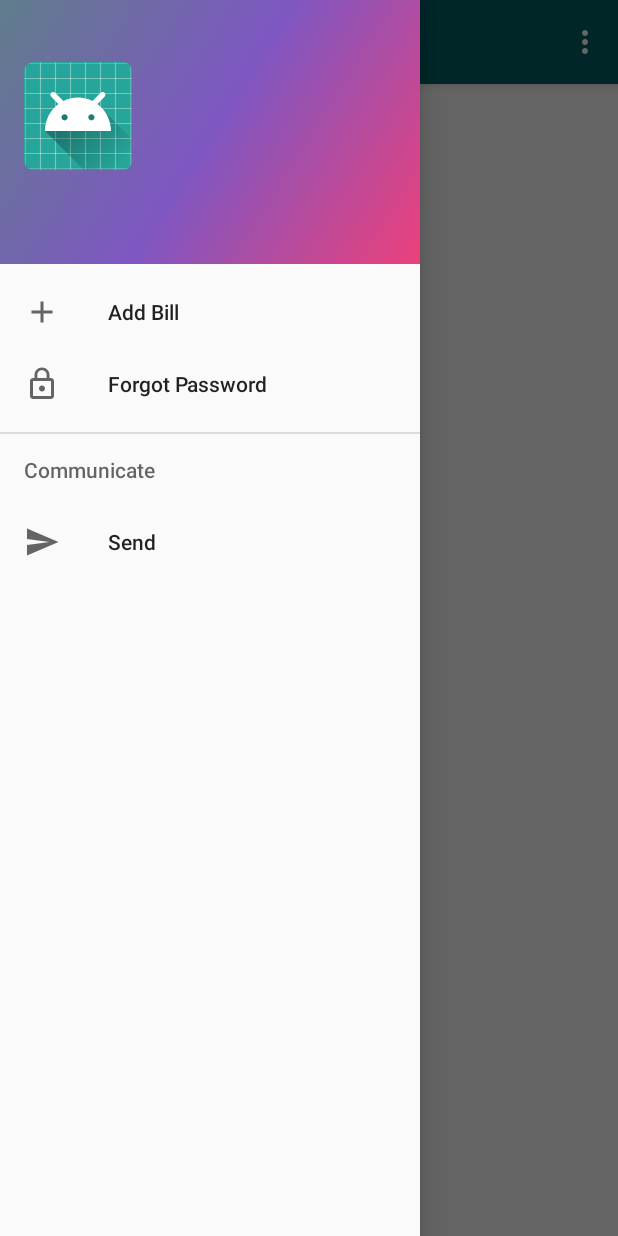
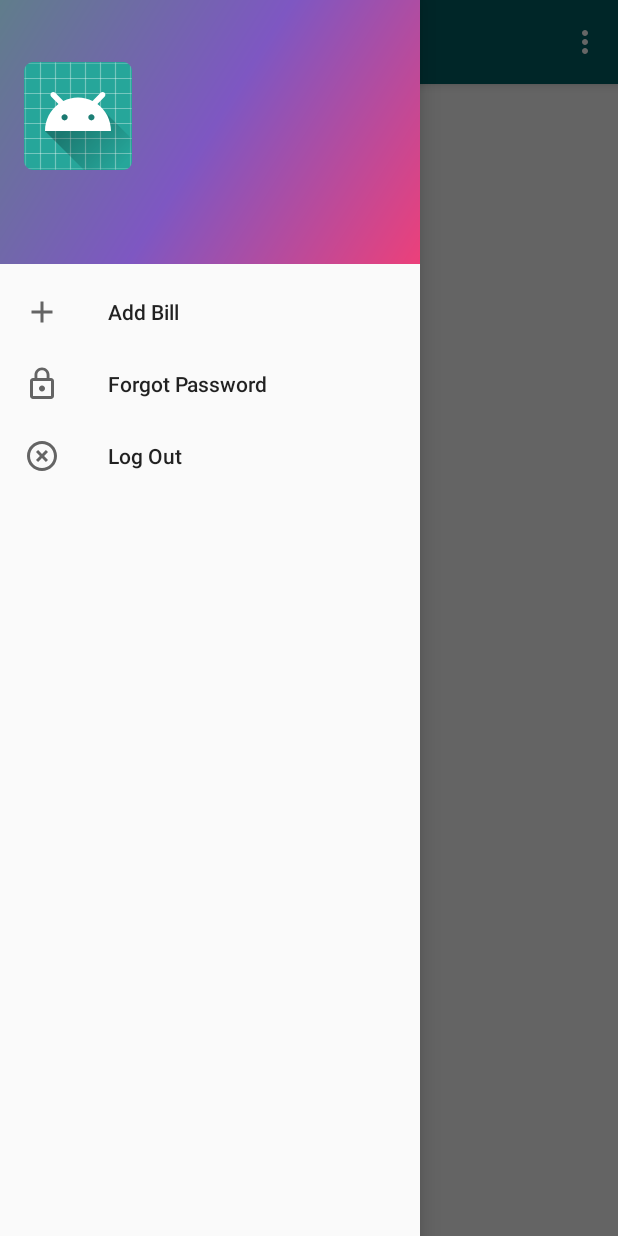
Before and after one commit to akshaykalola28/Online-Electricity-Billing-System, an Android app: the HomeActivity screen opened directly, with no data from a screen before it, with the side drawer open, on a phone screen of 412 x 824 dp. Run offline under Robolectric (Android 15) with nearby library versions, the phone set to English and light mode, and no system bars; 2 statements that could not run were skipped.

```diff
--- a/app/src/main/res/drawable-v21/ic_menu_send.xml
+++ /dev/null
@@ -1,9 +0,0 @@
-<vector xmlns:android="http://schemas.android.com/apk/res/android"
-    android:width="24dp"
-    android:height="24dp"
-    android:viewportWidth="24.0"
-    android:viewportHeight="24.0">
-    <path
-        android:fillColor="#FF000000"
-        android:pathData="M2.01,21L23,12 2.01,3 2,10l15,2 -15,2z" />
-</vector>
--- /dev/null
+++ b/app/src/main/res/drawable/ic_highlight_off_black_24dp.xml
@@ -0,0 +1,4 @@
+<?xml version="1.0" encoding="UTF-8" standalone="no"?>
+<vector xmlns:android="http://schemas.android.com/apk/res/android" android:height="24dp" android:viewportHeight="24.0" android:viewportWidth="24.0" android:width="24dp">
+    <path android:fillColor="#000000" android:pathData="M14.59,8L12,10.59 9.41,8 8,9.41 10.59,12 8,14.59 9.41,16 12,13.41 14.59,16 16,14.59 13.41,12 16,9.41 14.59,8zM12,2C6.47,2 2,6.47 2,12s4.47,10 10,10 10,-4.47 10,-10S17.53,2 12,2zM12,20c-4.41,0 -8,-3.59 -8,-8s3.59,-8 8,-8 8,3.59 8,8 -3.59,8 -8,8z"/>
+</vector>
--- a/app/src/main/res/menu/activity_home_drawer.xml
+++ b/app/src/main/res/menu/activity_home_drawer.xml
@@ -12,15 +12,20 @@
             android:id="@+id/nav_forgot_password"
             android:icon="@drawable/ic_lock_outline_black_24dp"
             android:title="Forgot Password" />
+
+        <item
+            android:id="@+id/nav_logout"
+            android:icon="@drawable/ic_highlight_off_black_24dp"
+            android:title="Log Out" />
     </group>
 
-    <item android:title="Communicate">
+    <!--<item android:title="Communicate">
         <menu>
             <item
                 android:id="@+id/nav_send"
                 android:icon="@drawable/ic_menu_send"
                 android:title="Send" />
         </menu>
-    </item>
+    </item>-->
 
 </menu>
--- a/app/src/main/res/menu/home.xml
+++ b/app/src/main/res/menu/home.xml
@@ -1,11 +1,6 @@
 <?xml version="1.0" encoding="utf-8"?>
 <menu xmlns:android="http://schemas.android.com/apk/res/android"
     xmlns:app="http://schemas.android.com/apk/res-auto">
-    <item
-        android:id="@+id/action_settings"
-        android:orderInCategory="100"
-        android:title="@string/action_settings"
-        app:showAsAction="never" />
 
     <item
         android:id="@+id/action_logout"
```
Also changed, not shown: app/src/main/java/example/akshay/onlinebillingsystem/HomeActivity.java (+3 -5 lines), app/src/main/res/drawable-v21/ic_menu_camera.xml (deleted, +0 -12 lines), app/src/main/res/drawable-v21/ic_menu_gallery.xml (deleted, +0 -9 lines), app/src/main/res/drawable-v21/ic_menu_manage.xml (deleted, +0 -9 lines), app/src/main/res/drawable-v21/ic_menu_share.xml (deleted, +0 -9 lines), app/src/main/res/drawable-v21/ic_menu_slideshow.xml (deleted, +0 -9 lines).
